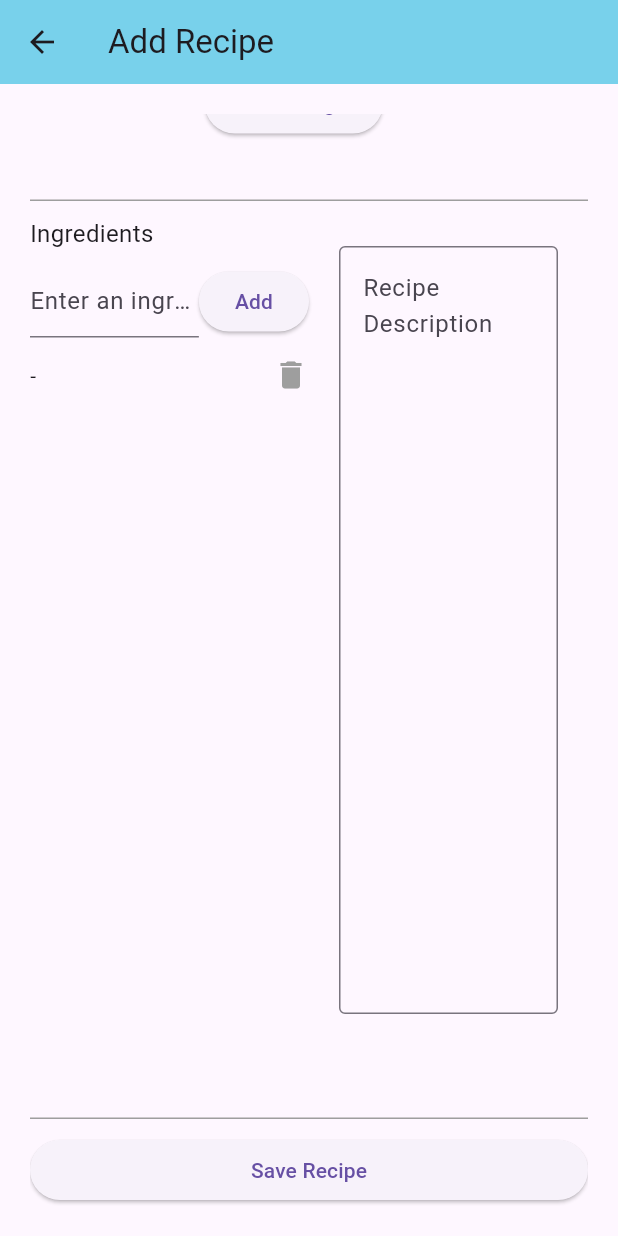
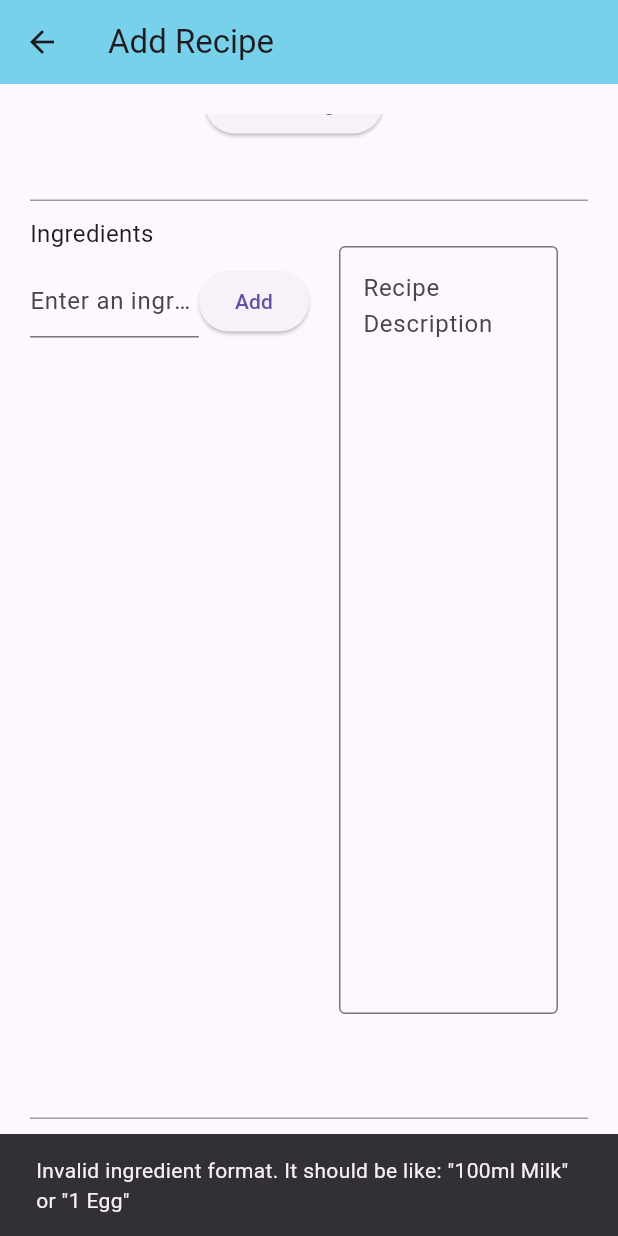
Before and after one commit to AAU-ASE-23W-Grp-D/RecipeOrganizerFrontend, a Flutter app: the AddRecipePage screen opened directly with empty values, scrolled down 67 dp, after a tap on "Add", on a phone screen of 412 x 824 dp. Run offline on Flutter 3.47's test engine with Material 3 defaults, Android fonts, the phone set to English and light mode, and no system bars; our stand-ins replace dotted_border, flutter_secure_storage, google_nav_bar, image_picker, responsive_framework; missing offline and left inert: adaptive_navbar, global_configuration; accounts and stored records are empty; network calls fail.

Commit message:
#28 Implemented Recipe Detail Screen:
- Recipe Detail now shows the correct recipe's details
- Add recipe screen now checks for valid ingredients before adding them to the DB

```diff
--- a/lib/screens/add_recipe_screen.dart
+++ b/lib/screens/add_recipe_screen.dart
@@ -66,11 +66,16 @@
             //Add a "Save Recipe" button here
             ElevatedButton(
               onPressed: () {
-                String ingredientsString = ingredients.join(",");
+                String formattedIngredients = ingredients //100ml Milk -> 100ml*Milk,...
+                    .map((ingredient) {
+                  List<String> parts = ingredient.split(' ');
+                  return '${parts[0]}*${parts.sublist(1).join(' ')}';
+                })
+                    .join(',');
                 postRecipe(
                     Recipe(
                         name: widget.recipeName,
-                        ingredients: ingredientsString,
+                        ingredients: formattedIngredients,
                         description: _descriptionController.text,
                         rating: 5,
                         image: imageBytes),
@@ -161,10 +166,18 @@
             ),
             ElevatedButton(
               onPressed: () {
-                setState(() {
-                  ingredients.add(_ingredientController.text);
-                  _ingredientController.clear();
-                });
+                if(_isValidIngredientFormat(_ingredientController.text)){
+                  setState(() {
+                    ingredients.add(_ingredientController.text);
+                    _ingredientController.clear();
+                  });
+                } else {
+                  ScaffoldMessenger.of(context).showSnackBar(
+                    const SnackBar(
+                      content: Text("Invalid ingredient format. It should be like: \"100ml Milk\" or \"1 Egg\""),
+                    ),
+                  );
+                }
               },
               child: const Text("Add"),
             ),
@@ -205,4 +218,9 @@
     );
   }
 
+  bool _isValidIngredientFormat(String ingredient) {
+    // Check if the format is like '100ml Ingredient'
+    RegExp regex = RegExp(r'^[\w\d]+\s[\w\d]+$');
+    return regex.hasMatch(ingredient);
+  }
 }
--- a/lib/screens/meal_plan_screen.dart
+++ b/lib/screens/meal_plan_screen.dart
@@ -222,12 +222,14 @@
                 ),
                 onTap: () {
                   // Navigate to the screen where users can view the details of the selected recipe
+                  /*
                   Navigator.push(
                     context,
                     MaterialPageRoute(
-                      builder: (context) => RecipeDetailScreenWeb(),
+                      builder: (context) => RecipeDetailScreenWeb(recipe: ,),
                     ),
                   );
+                  */
                 },
               ),
           ],
--- a/lib/widgets/gridview.dart
+++ b/lib/widgets/gridview.dart
@@ -160,7 +160,7 @@
                                         context,
                                         MaterialPageRoute(
                                           builder: (context) =>
-                                              const RecipeDetailScreenWeb(),
+                                              RecipeDetailScreenWeb(recipe: recipe,),
                                         ),
                                       );
                                     },
```
Also changed, not shown: lib/screens/recipe_detail_screen.dart (+47 -31 lines).
